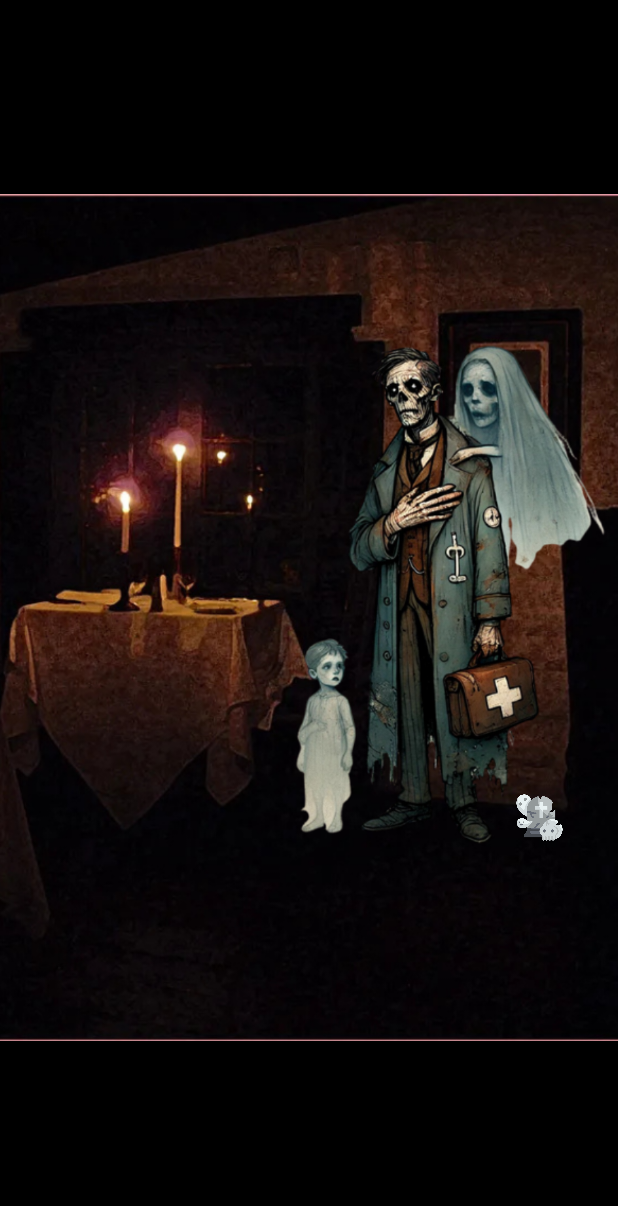
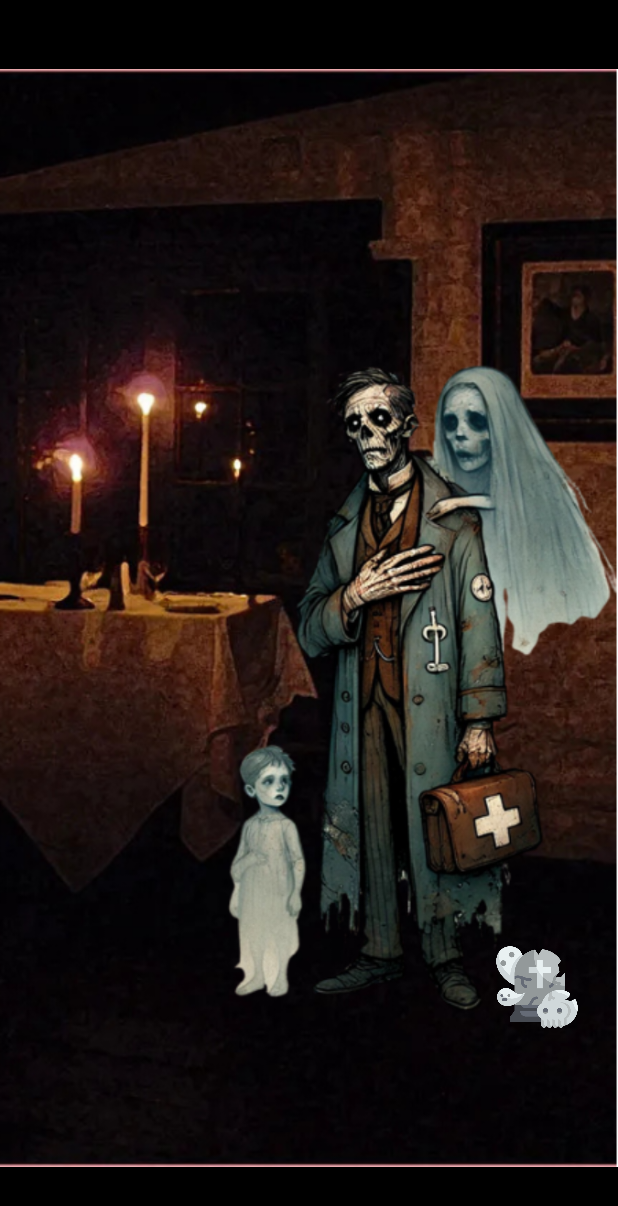
Before and after one commit to tirthpatelll/GhostTest, an Android app: the layout haunted_house3.xml on its own in the app's theme, with its tools: preview values and no code run, on a phone screen of 412 x 824 dp. Shown: the top 1206 px of the screen. Run offline under Robolectric (Android 15) with nearby library versions, the light colour scheme and no system bars.

Commit message:
update on ghost image error

```diff
--- a/app/src/main/res/layout/haunted_hotel4.xml
+++ b/app/src/main/res/layout/haunted_hotel4.xml
@@ -26,8 +26,8 @@
         android:id="@+id/ghost3"
         android:layout_width="0dp"
         android:layout_height="44dp"
-        android:layout_marginStart="420dp"
-        android:layout_marginTop="644dp"
+        android:layout_marginStart="456dp"
+        android:layout_marginTop="640dp"
         android:adjustViewBounds="true"
         android:background="@null"
         android:scaleType="fitCenter"
--- a/app/src/main/res/layout/haunted_house3.xml
+++ b/app/src/main/res/layout/haunted_house3.xml
@@ -1,52 +1,38 @@
 <?xml version="1.0" encoding="utf-8"?>
-<androidx.constraintlayout.widget.ConstraintLayout xmlns:android="http://schemas.android.com/apk/res/android"
+<androidx.constraintlayout.widget.ConstraintLayout
+    xmlns:android="http://schemas.android.com/apk/res/android"
     xmlns:app="http://schemas.android.com/apk/res-auto"
     xmlns:tools="http://schemas.android.com/tools"
-    android:layout_width="match_parent"
-    android:layout_height="match_parent">
-
-    <?xml version="1.0" encoding="utf-8"?>
-    <androidx.constraintlayout.widget.ConstraintLayout
     android:layout_width="match_parent"
     android:layout_height="match_parent"
     android:background="@android:color/black"> <!-- Set background to black -->
 
-        <!-- Background Image -->
-
-        <!-- Ghost Character 1 (Mrs. Wilson) -->
-
-        <!-- Ghost Character 2 (The Wilson Daughter) -->
-
     <ImageView
         android:id="@+id/imageView1"
-            android:layout_width="477dp"
-            android:layout_height="824dp"
+        android:layout_width="0dp"
+        android:layout_height="0dp"
         android:scaleType="centerInside"
         app:layout_constraintBottom_toBottomOf="parent"
         app:layout_constraintEnd_toEndOf="parent"
-            app:layout_constraintHorizontal_bias="0.121"
+        app:layout_constraintHorizontal_bias="0.833"
         app:layout_constraintStart_toStartOf="parent"
         app:layout_constraintTop_toTopOf="parent"
-            app:layout_constraintVertical_bias="0.236"
-            app:srcCompat="@drawable/the_doctor_house"
+        app:layout_constraintVertical_bias="0.655"
+        app:srcCompat="@drawable/haunted_house_12_west_oglethorpe"
         tools:ignore="ContentDescription" />
 
     <ImageButton
-            android:id="@+id/ghost2"
-            android:layout_width="39dp"
-            android:layout_height="34dp"
-            android:layout_marginStart="340dp"
-            android:layout_marginTop="528dp"
+        android:id="@+id/ghost1"
+        android:layout_width="68dp"
+        android:layout_height="60dp"
+        android:layout_marginStart="324dp"
+        android:layout_marginTop="628dp"
         android:adjustViewBounds="true"
         android:background="@null"
         android:scaleType="fitCenter"
         android:src="@drawable/ghost_icon"
         app:layout_constraintStart_toStartOf="parent"
-            app:layout_constraintTop_toTopOf="parent" />
-
-        <!-- text view -->
-
+        app:layout_constraintTop_toTopOf="parent"
+        android:contentDescription="Ghost icon for interaction"
+        />
 </androidx.constraintlayout.widget.ConstraintLayout>
-
-
-</androidx.constraintlayout.widget.ConstraintLayout>
```
Also changed, not shown: app/src/main/res/layout/haunted_house2.xml (+15 -22 lines), app/src/main/res/drawable/haunted_house_12_west_oglethorpe.png (added), app/src/main/res/drawable/the_doctor_house.png (deleted), 1 other file. Lines whose indentation alone changed are shown as unchanged.
